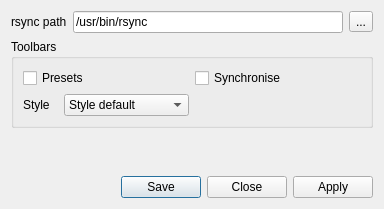
darrenedale/Qync, file ui/preferencesdialogue.ui: the form before one commit.
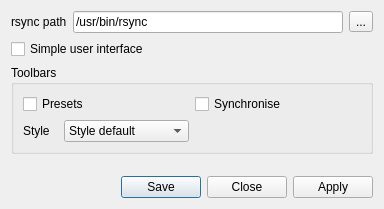
The form after the commit. Icons and pictures are not drawn.

Commit message: Added SourceDestinationWidget to enable simple and full UI modes. Added simple UI switch to GuiPreferences and PreferencesDialogue.

```diff
--- a/ui/preferencesdialogue.ui
+++ b/ui/preferencesdialogue.ui
@@ -50,7 +50,14 @@
     </layout>
    </item>
    <item>
-    <widget class="QGroupBox" name="groupBox">
+    <widget class="QCheckBox" name="simpleUi">
+     <property name="text">
+      <string>Simple user interface</string>
+     </property>
+    </widget>
+   </item>
+   <item>
+    <widget class="QGroupBox" name="toolbarGroup">
      <property name="title">
       <string>Toolbars</string>
      </property>
```
Left out of the diff: 26 changed lines with no effect on the pictures. The commit also changes 16 other files.
